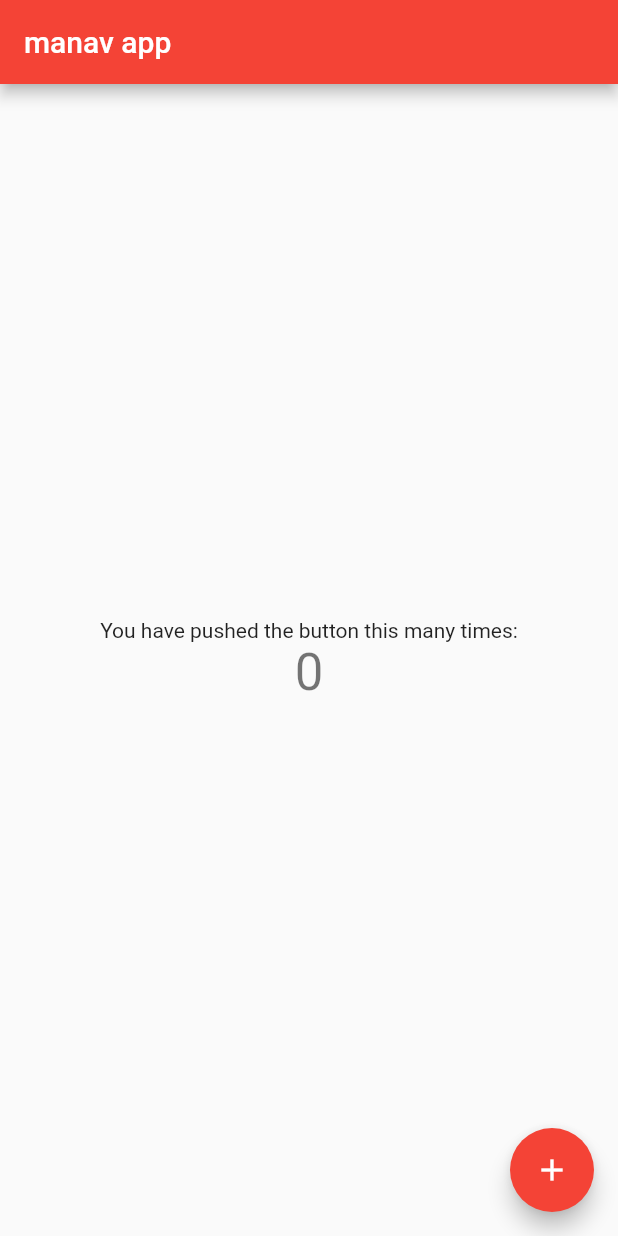
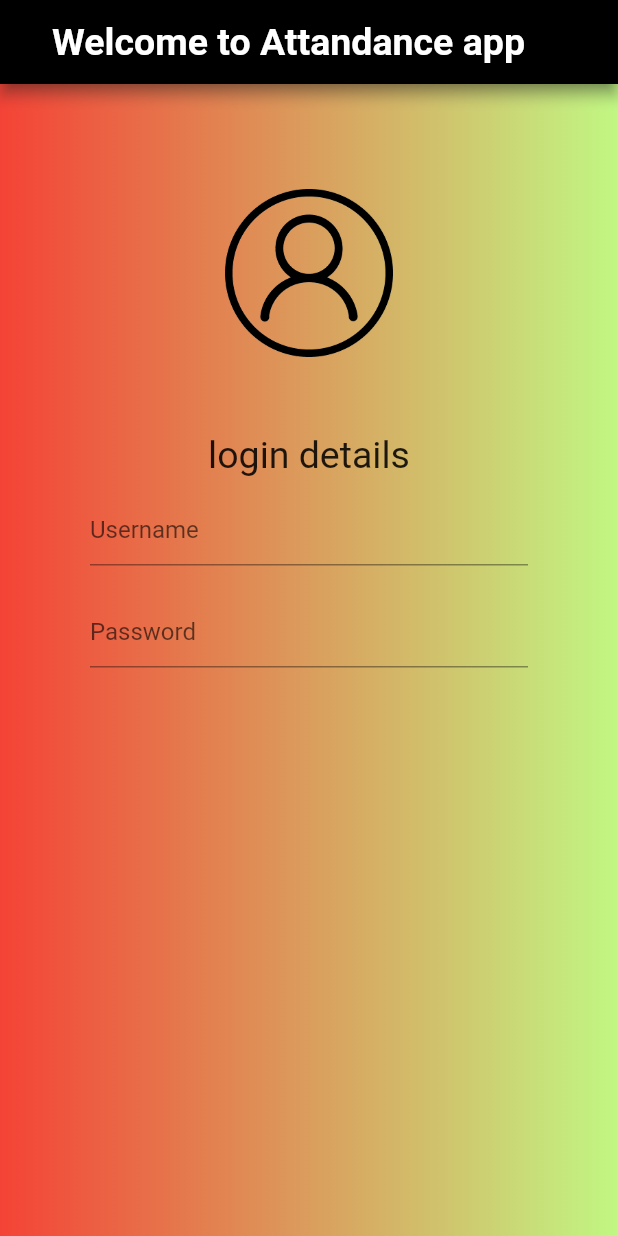
Before and after one commit to Manav-khadka/login-page, a Flutter app: the screen it shows after launch, on a phone screen of 412 x 824 dp. Run offline on Flutter 3.47's test engine with Material 2 defaults, Android fonts, the phone set to English and light mode, and no system bars; our stand-ins replace firebase_core; accounts and stored records are empty.

Commit message:
third commit

```diff
--- /dev/null
+++ b/lib/login.dart
@@ -0,0 +1,76 @@
+import 'package:flutter/foundation.dart';
+import 'package:flutter/material.dart';
+
+class login extends StatelessWidget {
+  const login({Key? key}) : super(key: key);
+
+  @override
+  Widget build(BuildContext context) {
+    return Scaffold(
+      appBar: AppBar(
+        title: const Text(
+          '   Welcome to Attandance app',
+          style: TextStyle(fontSize: 25, fontWeight: FontWeight.bold),
+          textAlign: TextAlign.center,
+        ),
+        backgroundColor: Colors.black,
+        shadowColor: Color.fromARGB(255, 63, 60, 60),
+        foregroundColor: Colors.white,
+      ),
+      body: Material(
+          child: Container(
+              decoration: BoxDecoration(
+                  gradient: LinearGradient(colors: [
+                Colors.red,
+                Color.fromARGB(255, 193, 247, 131)
+              ])),
+              child: Column(
+                children: [
+                  SizedBox(
+                    height: 20,
+                  ),
+                  Padding(
+                    padding: const EdgeInsets.symmetric(
+                        vertical: 50, horizontal: 150),
+                    child: Image.asset('assets/login.png'),
+                  ),
+                  Column(
+                    children: [
+                      Padding(
+                        padding: const EdgeInsets.symmetric(
+                            vertical: 1, horizontal: 30),
+                        child: Text(
+                          "login details",
+                          textAlign: TextAlign.center,
+                          style: TextStyle(fontSize: 25),
+                        ),
+                      ),
+                      Padding(
+                        padding: const EdgeInsets.symmetric(
+                            vertical: 10, horizontal: 60),
+                        child: TextFormField(
+                            enableSuggestions: false,
+                            decoration: InputDecoration(
+                              // labelText: 'Username',
+                              hintText: 'Username',
+                              labelStyle: TextStyle(fontSize: 20),
+                            )),
+                      ),
+                      Padding(
+                        padding: const EdgeInsets.symmetric(
+                            vertical: 10, horizontal: 60),
+                        child: TextFormField(
+                            obscureText: true,
+                            decoration: InputDecoration(
+                              // labelText: 'Username',
+                              hintText: 'Password',
+                              labelStyle: TextStyle(fontSize: 20),
+                            )),
+                      )
+                    ],
+                  ),
+                ],
+              ))),
+    );
+  }
+}
--- a/lib/main.dart
+++ b/lib/main.dart
@@ -1,3 +1,4 @@
+import 'package:flutter_application_1/login.dart';
 import 'package:firebase_core/firebase_core.dart';
 import 'package:flutter/material.dart';
 
@@ -7,6 +8,20 @@ Future<void> main() async {
   runApp(const MyApp());
 }
 
+ColorScheme defaultColorScheme = const ColorScheme(
+  primary: Color(0xffBB86FC),
+  secondary: Color(0xff03DAC6),
+  surface: Color(0xff181818),
+  background: Color(0xff121212),
+  error: Color(0xffCF6679),
+  onPrimary: Color(0xff000000),
+  onSecondary: Color(0xff000000),
+  onSurface: Color(0xffffffff),
+  onBackground: Color(0xffffffff),
+  onError: Color(0xff000000),
+  brightness: Brightness.dark,
+);
+
 class MyApp extends StatelessWidget {
   const MyApp({Key? key}) : super(key: key);
 
@@ -14,105 +29,8 @@ class MyApp extends StatelessWidget {
   @override
   Widget build(BuildContext context) {
     return MaterialApp(
-      title: 'Flutter Demo',
-      theme: ThemeData(
-        // This is the theme of your application.
-        //
-        // Try running your application with "flutter run". You'll see the
-        // application has a blue toolbar. Then, without quitting the app, try
-        // changing the primarySwatch below to Colors.green and then invoke
-        // "hot reload" (press "r" in the console where you ran "flutter run",
-        // or simply save your changes to "hot reload" in a Flutter IDE).
-        // Notice that the counter didn't reset back to zero; the application
-        // is not restarted.
-        primarySwatch: Colors.red,
-      ),
-      home: const MyHomePage(title: 'manav app'),
+      title: 'login pg',
+      home: const login(),
     );
   }
 }
-
-class MyHomePage extends StatefulWidget {
-  const MyHomePage({Key? key, required this.title}) : super(key: key);
-
-  // This widget is the home page of your application. It is stateful, meaning
-  // that it has a State object (defined below) that contains fields that affect
-  // how it looks.
-
-  // This class is the configuration for the state. It holds the values (in this
-  // case the title) provided by the parent (in this case the App widget) and
-  // used by the build method of the State. Fields in a Widget subclass are
-  // always marked "final".
-
-  final String title;
-
-  @override
-  State<MyHomePage> createState() => _MyHomePageState();
-}
-
-class _MyHomePageState extends State<MyHomePage> {
-  int _counter = 0;
-
-  void _incrementCounter() {
-    setState(() {
-      // This call to setState tells the Flutter framework that something has
-      // changed in this State, which causes it to rerun the build method below
-      // so that the display can reflect the updated values. If we changed
-      // _counter without calling setState(), then the build method would not be
-      // called again, and so nothing would appear to happen.
-      _counter++;
-    });
-  }
-
-  @override
-  Widget build(BuildContext context) {
-    // This method is rerun every time setState is called, for instance as done
-    // by the _incrementCounter method above.
-    //
-    // The Flutter framework has been optimized to make rerunning build methods
-    // fast, so that you can just rebuild anything that needs updating rather
-    // than having to individually change instances of widgets.
-    return Scaffold(
-      appBar: AppBar(
-        // Here we take the value from the MyHomePage object that was created by
-        // the App.build method, and use it to set our appbar title.
-        title: Text(widget.title),
-      ),
-      body: Center(
-        // Center is a layout widget. It takes a single child and positions it
-        // in the middle of the parent.
-        child: Column(
-          // Column is also a layout widget. It takes a list of children and
-          // arranges them vertically. By default, it sizes itself to fit its
-          // children horizontally, and tries to be as tall as its parent.
-          //
-          // Invoke "debug painting" (press "p" in the console, choose the
-          // "Toggle Debug Paint" action from the Flutter Inspector in Android
-          // Studio, or the "Toggle Debug Paint" command in Visual Studio Code)
-          // to see the wireframe for each widget.
-          //
-          // Column has various properties to control how it sizes itself and
-          // how it positions its children. Here we use mainAxisAlignment to
-          // center the children vertically; the main axis here is the vertical
-          // axis because Columns are vertical (the cross axis would be
-          // horizontal).
-          mainAxisAlignment: MainAxisAlignment.center,
-          children: <Widget>[
-            const Text(
-              'You have pushed the button this many times:',
-            ),
-            Text(
-              '$_counter',
-              style: Theme.of(context).textTheme.headline4,
-            ),
-          ],
-        ),
-      ),
-      floatingActionButton: FloatingActionButton(
-        onPressed: _incrementCounter,
-        tooltip: 'Increment',
-        child: const Icon(Icons.add),
-      ), // This trailing comma makes auto-formatting nicer for build methods.
-    );
-  }
-}
--- a/pubspec.yaml
+++ b/pubspec.yaml
@@ -59,8 +59,8 @@ flutter:
   uses-material-design: true
 
   # To add assets to your application, add an assets section, like this:
-  # assets:
-  #   - images/a_dot_burr.jpeg
+  assets:
+    - assets/login.png
   #   - images/a_dot_ham.jpeg
 
   # An image asset can refer to one or more resolution-specific "variants", see
```
Also changed, not shown: assets/login.png (added).
